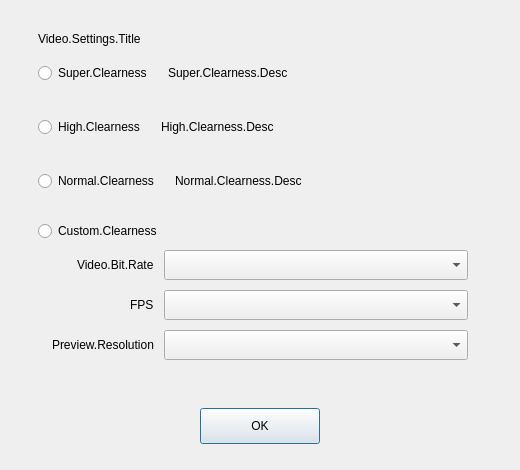
Before: the Qt Designer form UI/forms/XLVideoSettingsDialog.ui in gechangli/obs-studio, drawn with Qt 5.
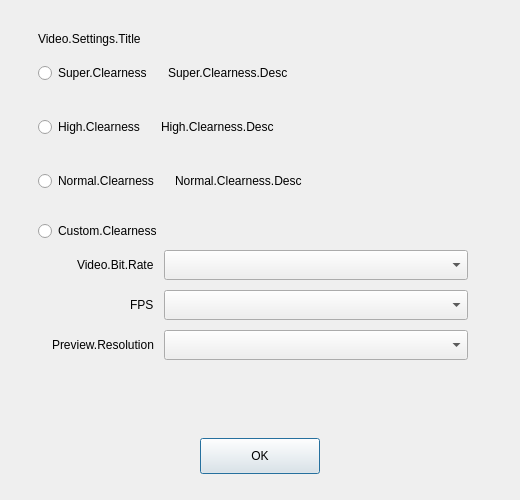
After: the same form once the commit is applied. Custom widgets are drawn as their Qt base class.

Commit message: adjust height

Diff of the .ui file:
```diff
--- a/UI/forms/XLVideoSettingsDialog.ui
+++ b/UI/forms/XLVideoSettingsDialog.ui
@@ -7,19 +7,19 @@
     <x>0</x>
     <y>0</y>
     <width>520</width>
-    <height>470</height>
+    <height>500</height>
    </rect>
   </property>
   <property name="minimumSize">
    <size>
     <width>520</width>
-    <height>470</height>
+    <height>500</height>
    </size>
   </property>
   <property name="maximumSize">
    <size>
     <width>520</width>
-    <height>470</height>
+    <height>500</height>
    </size>
   </property>
   <property name="windowTitle">
```
